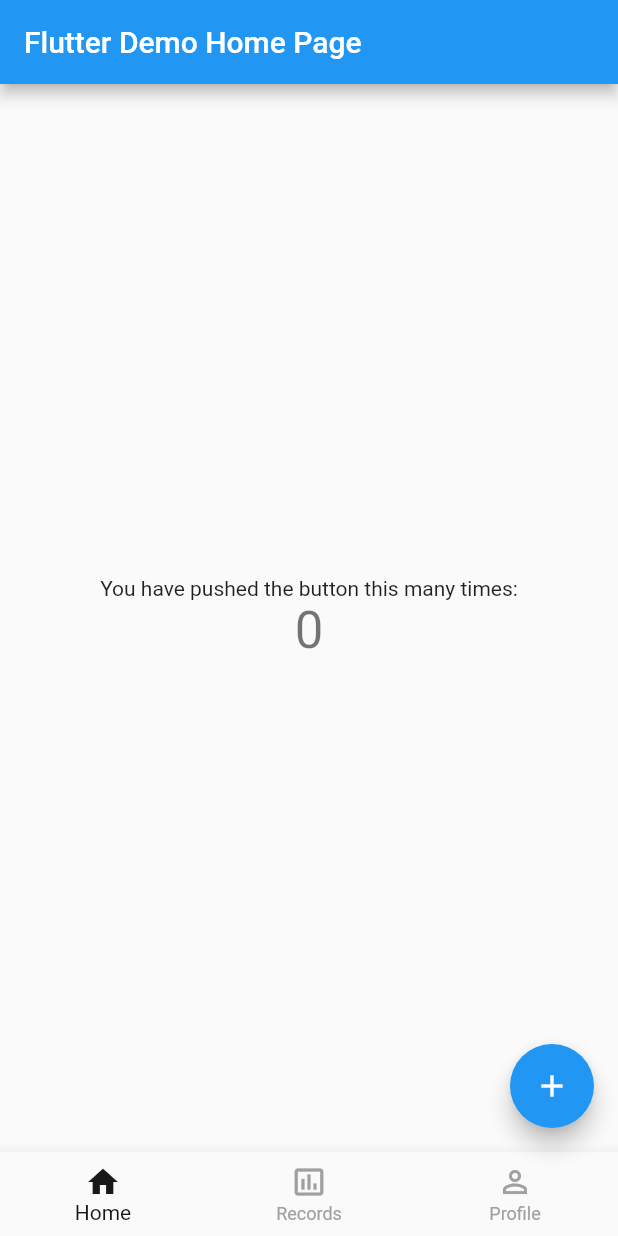
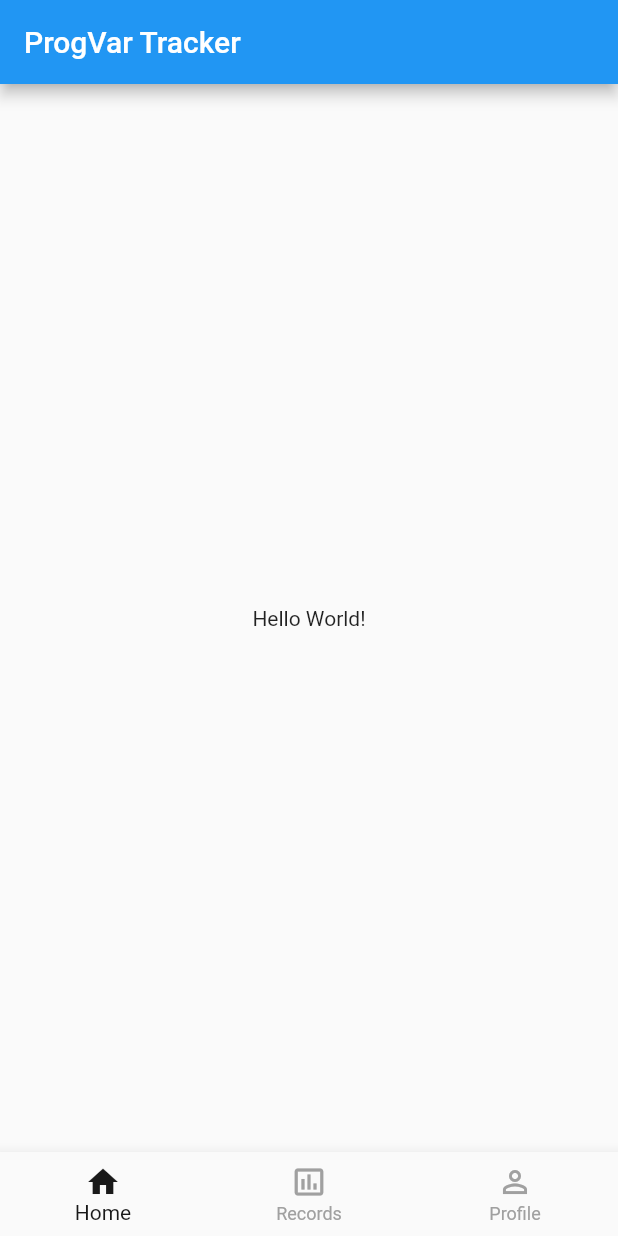
Before and after one commit to dnamme/progvar-track, a Flutter app: the screen it shows after launch, on a phone screen of 412 x 824 dp. Run offline on Flutter 3.47's test engine with Material 2 defaults, Android fonts, the light colour scheme and no system bars.

Commit message:
Remove default content, change titles

```diff
--- a/lib/main.dart
+++ b/lib/main.dart
@@ -5,39 +5,20 @@
 }
 
 class MyApp extends StatelessWidget {
-  // This widget is the root of your application.
   @override
   Widget build(BuildContext context) {
     return MaterialApp(
-      title: 'Flutter Demo',
+      title: "ProgVar Tracker",
       theme: ThemeData(
-        // This is the theme of your application.
-        //
-        // Try running your application with "flutter run". You'll see the
-        // application has a blue toolbar. Then, without quitting the app, try
-        // changing the primarySwatch below to Colors.green and then invoke
-        // "hot reload" (press "r" in the console where you ran "flutter run",
-        // or simply save your changes to "hot reload" in a Flutter IDE).
-        // Notice that the counter didn't reset back to zero; the application
-        // is not restarted.
         primarySwatch: Colors.blue,
       ),
-      home: MyHomePage(title: 'Flutter Demo Home Page'),
+      home: MyHomePage(title: "ProgVar Tracker"),
     );
   }
 }
 
 class MyHomePage extends StatefulWidget {
   MyHomePage({Key key, this.title}) : super(key: key);
-
-  // This widget is the home page of your application. It is stateful, meaning
-  // that it has a State object (defined below) that contains fields that affect
-  // how it looks.
-
-  // This class is the configuration for the state. It holds the values (in this
-  // case the title) provided by the parent (in this case the App widget) and
-  // used by the build method of the State. Fields in a Widget subclass are
-  // always marked "final".
 
   final String title;
 
@@ -46,20 +27,7 @@
 }
 
 class _MyHomePageState extends State<MyHomePage> {
-  int _counter = 0;
-
   int currentTabIndex = 0;
-
-  void _incrementCounter() {
-    setState(() {
-      // This call to setState tells the Flutter framework that something has
-      // changed in this State, which causes it to rerun the build method below
-      // so that the display can reflect the updated values. If we changed
-      // _counter without calling setState(), then the build method would not be
-      // called again, and so nothing would appear to happen.
-      _counter++;
-    });
-  }
 
   void onTapped(int i) {
     setState(() {
@@ -69,53 +37,13 @@
 
   @override
   Widget build(BuildContext context) {
-    // This method is rerun every time setState is called, for instance as done
-    // by the _incrementCounter method above.
-    //
-    // The Flutter framework has been optimized to make rerunning build methods
-    // fast, so that you can just rebuild anything that needs updating rather
-    // than having to individually change instances of widgets.
     return Scaffold(
       appBar: AppBar(
-        // Here we take the value from the MyHomePage object that was created by
-        // the App.build method, and use it to set our appbar title.
         title: Text(widget.title),
       ),
       body: Center(
-        // Center is a layout widget. It takes a single child and positions it
-        // in the middle of the parent.
-        child: Column(
-          // Column is also a layout widget. It takes a list of children and
-          // arranges them vertically. By default, it sizes itself to fit its
-          // children horizontally, and tries to be as tall as its parent.
-          //
-          // Invoke "debug painting" (press "p" in the console, choose the
-          // "Toggle Debug Paint" action from the Flutter Inspector in Android
-          // Studio, or the "Toggle Debug Paint" command in Visual Studio Code)
-          // to see the wireframe for each widget.
-          //
-          // Column has various properties to control how it sizes itself and
-          // how it positions its children. Here we use mainAxisAlignment to
-          // center the children vertically; the main axis here is the vertical
-          // axis because Columns are vertical (the cross axis would be
-          // horizontal).
-          mainAxisAlignment: MainAxisAlignment.center,
-          children: <Widget>[
-            Text(
-              'You have pushed the button this many times:',
-            ),
-            Text(
-              '$_counter',
-              style: Theme.of(context).textTheme.headline4,
-            ),
-          ],
-        ),
+        child: Text("Hello World!"),
       ),
-      floatingActionButton: FloatingActionButton(
-        onPressed: _incrementCounter,
-        tooltip: 'Increment',
-        child: Icon(Icons.add),
-      ), // This trailing comma makes auto-formatting nicer for build methods.
       bottomNavigationBar: BottomNavigationBar(
         onTap: onTapped,
         currentIndex: currentTabIndex,
```
